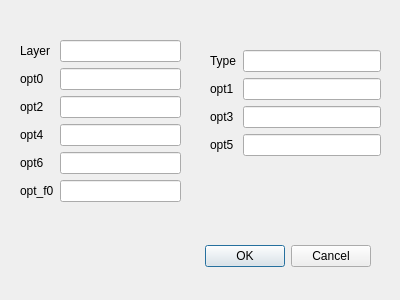
Before: the Qt Designer form ViaWireExtract/wireviaparamdialog.ui in chenyufjfz/ChipPintu, drawn with Qt 5.
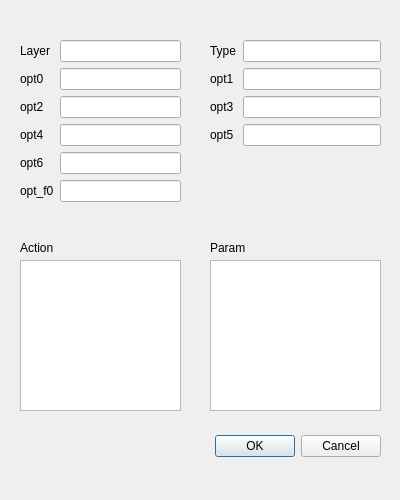
After: the same form once the commit is applied.

Commit message: Add set param in UI

Patch:
```diff
--- a/ViaWireExtract/wireviaparamdialog.ui
+++ b/ViaWireExtract/wireviaparamdialog.ui
@@ -7,7 +7,7 @@
     <x>0</x>
     <y>0</y>
     <width>400</width>
-    <height>300</height>
+    <height>500</height>
    </rect>
   </property>
   <property name="windowTitle">
@@ -16,8 +16,8 @@
   <widget class="QDialogButtonBox" name="buttonBox">
    <property name="geometry">
     <rect>
-     <x>190</x>
-     <y>240</y>
+     <x>200</x>
+     <y>430</y>
      <width>181</width>
      <height>32</height>
     </rect>
@@ -35,7 +35,7 @@
      <x>20</x>
      <y>40</y>
      <width>161</width>
-     <height>164</height>
+     <height>183</height>
     </rect>
    </property>
    <layout class="QFormLayout" name="formLayout">
@@ -105,7 +105,7 @@
    <property name="geometry">
     <rect>
      <x>210</x>
-     <y>50</y>
+     <y>40</y>
      <width>171</width>
      <height>111</height>
     </rect>
@@ -153,6 +153,52 @@
     </item>
    </layout>
   </widget>
+  <widget class="QListWidget" name="actions">
+   <property name="geometry">
+    <rect>
+     <x>20</x>
+     <y>260</y>
+     <width>161</width>
+     <height>151</height>
+    </rect>
+   </property>
+  </widget>
+  <widget class="QLabel" name="label_11">
+   <property name="geometry">
+    <rect>
+     <x>20</x>
+     <y>240</y>
+     <width>55</width>
+     <height>16</height>
+    </rect>
+   </property>
+   <property name="text">
+    <string>Action</string>
+   </property>
+  </widget>
+  <widget class="QLabel" name="label_12">
+   <property name="geometry">
+    <rect>
+     <x>210</x>
+     <y>240</y>
+     <width>55</width>
+     <height>16</height>
+    </rect>
+   </property>
+   <property name="text">
+    <string>Param</string>
+   </property>
+  </widget>
+  <widget class="QListWidget" name="param_items">
+   <property name="geometry">
+    <rect>
+     <x>210</x>
+     <y>260</y>
+     <width>171</width>
+     <height>151</height>
+    </rect>
+   </property>
+  </widget>
  </widget>
  <resources/>
  <connections>
```
The commit also changes 16 other files.
